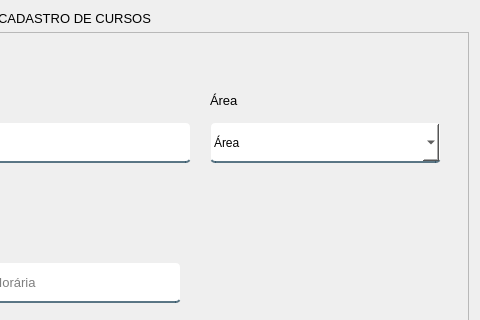
Above: App/view/ui/cadastroCurso.ui from Senac-SOR-ADS/Mapa-de-Sala before the change; both pictures show x 331 to 811 and y 0 to 320 of the 811 by 579 pixel window. Below: the same form after it.
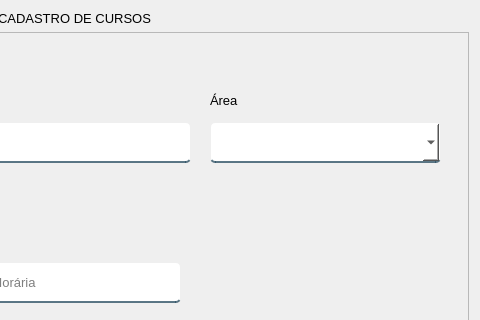
That is the form after the change.

Commit message: arrumado comboBox

Patch:
```diff
--- a/App/view/ui/cadastroCurso.ui
+++ b/App/view/ui/cadastroCurso.ui
@@ -288,10 +288,10 @@
        <cursorShape>PointingHandCursor</cursorShape>
       </property>
       <property name="editable">
-       <bool>true</bool>
+       <bool>false</bool>
       </property>
       <property name="currentText">
-       <string>Área</string>
+       <string/>
       </property>
      </widget>
      <widget class="QLabel" name="label_2">
```
